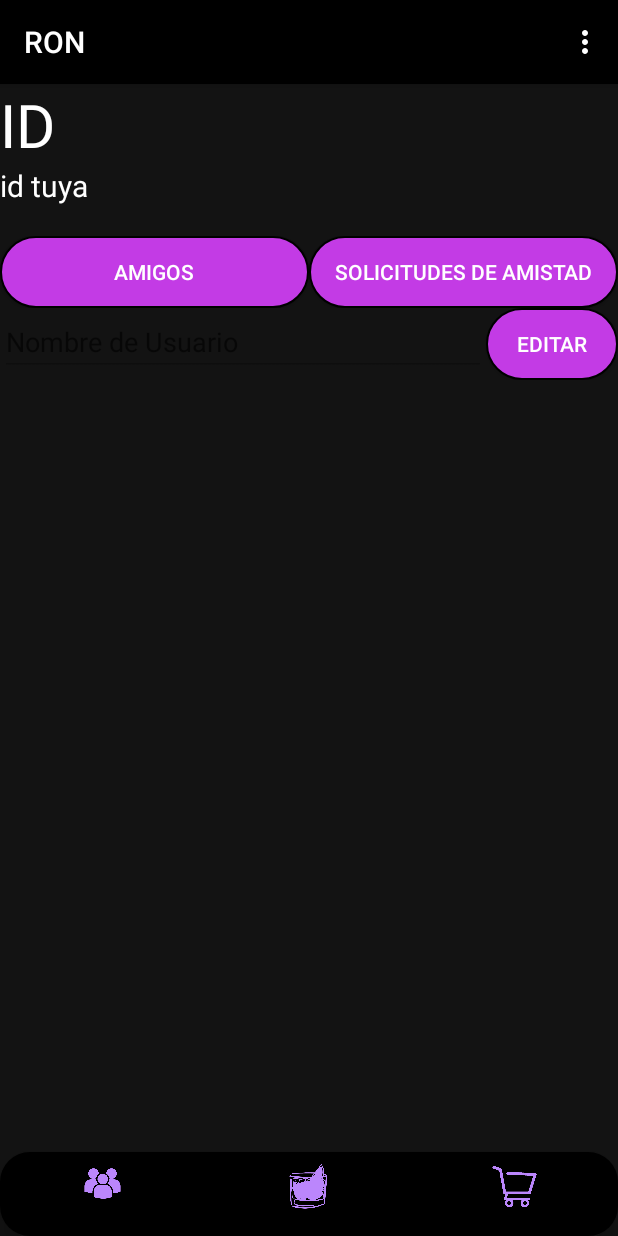
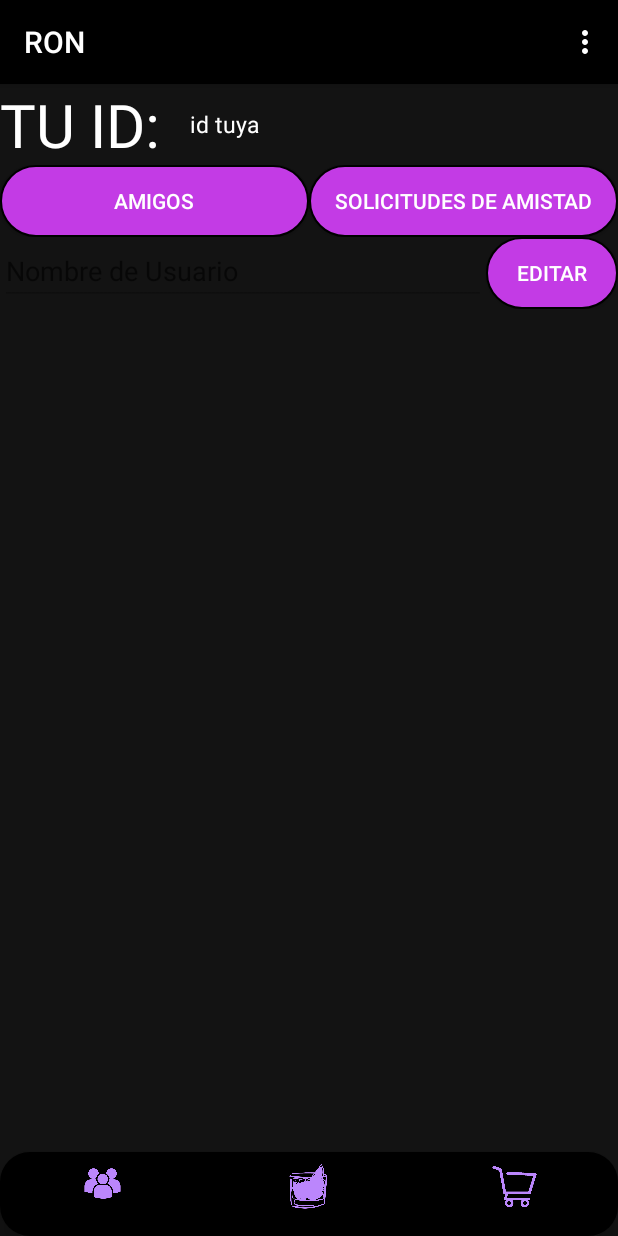
Before and after one commit to Meleagrista/udc-programacion-sistemas-aplicacion, an Android app: the screen it shows after launch once a user with an empty profile is signed in (GamemodeActivity), after a tap on "AMIGOS", on a phone screen of 412 x 824 dp. Run offline under Robolectric (Android 15) with nearby library versions, the phone set to English and light mode, and no system bars; our stand-ins replace Firebase (no records; nobody signed in at launch, a user with empty details on screens opened directly).

Commit message:
Modificaciones en la visualizacion de los amigos y creada una nueva coleccion en la database llamada friends que almacena las amistades

```diff
--- a/codigo/app/src/main/java/com/cainzos/proyectofinal/fragments_friends/ListFriendsFragment.java
+++ b/codigo/app/src/main/java/com/cainzos/proyectofinal/fragments_friends/ListFriendsFragment.java
@@ -20,14 +20,19 @@ import com.google.firebase.firestore.DocumentReference;
 import com.google.firebase.firestore.FirebaseFirestore;
 import com.google.firebase.firestore.QueryDocumentSnapshot;
 
+import java.util.ArrayList;
+import java.util.Collections;
+import java.util.List;
+
 public class ListFriendsFragment extends Fragment {
 
     private EditText editTextName;
-    private Button buttonEditName;
+    private Button buttonEditName, buttonDelete;
     private FirebaseFirestore db;
     private FirebaseAuth mAuth;
     private LinearLayout containerFriends;
     private View rootView;
+    private TextView textView;
 
     @Override
     public View onCreateView(LayoutInflater inflater, ViewGroup container,
@@ -42,6 +47,7 @@ public class ListFriendsFragment extends Fragment {
         editTextName = rootView.findViewById(R.id.editTextName);
         buttonEditName = rootView.findViewById(R.id.editUserName);
         containerFriends = rootView.findViewById(R.id.containerFriends);
+
         editTextName.setEnabled(false);
 
         // Obtener el nombre de usuario de Firestore y establecerlo en el EditText
@@ -70,43 +76,48 @@ public class ListFriendsFragment extends Fragment {
         return rootView;
     }
 
-    // Método para cargar los amigos de un usuario
     private void loadFriends() {
         FirebaseUser currentUser = mAuth.getCurrentUser();
         if (currentUser != null && !mAuth.getCurrentUser().isAnonymous()) {
             String currentUserEmail = currentUser.getEmail();
 
-            db.collection("friend_requests")
-                    .whereEqualTo("status", "accepted")
-                    .whereEqualTo("sender_email", currentUserEmail)
+            db.collection("friends")
+                    .whereEqualTo("friend_1", currentUserEmail)
                     .get()
-                    .addOnSuccessListener(senderQueryDocumentSnapshots -> {
-                        for (QueryDocumentSnapshot senderDocumentSnapshot : senderQueryDocumentSnapshots) {
-                            String receiverEmail = senderDocumentSnapshot.getString("receiver_email");
-                            addFriendToLayout(receiverEmail);
+                    .addOnSuccessListener(queryDocumentSnapshots -> {
+                        for (QueryDocumentSnapshot document : queryDocumentSnapshots) {
+                            String friend2 = document.getString("friend_2");
+
+                            // Asegurarse de que el usuario actual no sea amigo consigo mismo
+                            if (!friend2.equals(currentUserEmail)) {
+                                addFriendToLayout(friend2);
+                            }
                         }
                     })
                     .addOnFailureListener(e -> {
                         Toast.makeText(getActivity(), "Error al cargar los amigos: " + e.getMessage(), Toast.LENGTH_SHORT).show();
                     });
 
-            db.collection("friend_requests")
-                    .whereEqualTo("status", "accepted")
-                    .whereEqualTo("receiver_email", currentUserEmail)
+            db.collection("friends")
+                    .whereEqualTo("friend_2", currentUserEmail)
                     .get()
-                    .addOnSuccessListener(receiverQueryDocumentSnapshots -> {
-                        for (QueryDocumentSnapshot receiverDocumentSnapshot : receiverQueryDocumentSnapshots) {
-                            String senderEmail = receiverDocumentSnapshot.getString("sender_email");
-                            addFriendToLayout(senderEmail);
+                    .addOnSuccessListener(queryDocumentSnapshots -> {
+                        for (QueryDocumentSnapshot document : queryDocumentSnapshots) {
+                            String friend1 = document.getString("friend_1");
 
+                            // Asegurarse de que el usuario actual no sea amigo consigo mismo
+                            if (!friend1.equals(currentUserEmail)) {
+                                addFriendToLayout(friend1);
+                            }
                         }
                     })
                     .addOnFailureListener(e -> {
                         Toast.makeText(getActivity(), "Error al cargar los amigos: " + e.getMessage(), Toast.LENGTH_SHORT).show();
                     });
-        } else if(mAuth.getCurrentUser().isAnonymous()) {
-            Toast.makeText(getActivity(), "Inicia sesion para poder tener amigos", Toast.LENGTH_SHORT).show();
-        }else {
+
+        } else if (mAuth.getCurrentUser().isAnonymous()) {
+            Toast.makeText(getActivity(), "Inicia sesión para poder tener amigos", Toast.LENGTH_SHORT).show();
+        } else {
             Toast.makeText(getActivity(), "Usuario actual nulo", Toast.LENGTH_SHORT).show();
         }
     }
@@ -119,9 +130,52 @@ public class ListFriendsFragment extends Fragment {
                 if (userName == null || userName.isEmpty()) {
                     userName = "Anonymous123";
                 }
-                TextView textView = new TextView(getActivity());
+
+                // Inflar el diseño del amigo
+                View friendView = getLayoutInflater().inflate(R.layout.friend_item, null);
+
+                // Obtener referencias de vistas dentro del diseño inflado
+                textView = friendView.findViewById(R.id.textViewFriendName);
+                buttonDelete = friendView.findViewById(R.id.buttonDelete);
+
+                //Obtenemos el correo del usuario
+                FirebaseUser currentUser = mAuth.getCurrentUser();
+                assert currentUser != null;
+                String currentUserEmail = currentUser.getEmail();
+
+                buttonDelete.setOnClickListener(view -> {
+                    // Crear lista con los correos electrónicos de ambos usuarios
+                    List<String> userEmails = new ArrayList<>();
+                    userEmails.add(currentUserEmail);
+                    userEmails.add(email);
+
+                    db.collection("friends")
+                            .whereIn("friend_1", userEmails)
+                            .whereIn("friend_2", userEmails)
+                            .get()
+                            .addOnSuccessListener(queryDocumentSnapshots -> {
+                                for (QueryDocumentSnapshot document : queryDocumentSnapshots) {
+                                    document.getReference().delete()
+                                            .addOnSuccessListener(aVoid -> {
+                                                // Remove friend from layout
+                                                containerFriends.removeView(friendView);
+                                                Toast.makeText(getActivity(), "Amigo eliminado", Toast.LENGTH_SHORT).show();
+                                            })
+                                            .addOnFailureListener(e -> {
+                                                Toast.makeText(getActivity(), "Error al eliminar amigo: " + e.getMessage(), Toast.LENGTH_SHORT).show();
+                                            });
+                                }
+                            })
+                            .addOnFailureListener(e -> {
+                                Toast.makeText(getActivity(), "Error al cargar los amigos: " + e.getMessage(), Toast.LENGTH_SHORT).show();
+                            });
+                });
+
+                // Configurar los datos
                 textView.setText(userName);
-                containerFriends.addView(textView);
+
+                // Agregar amigo al contenedor
+                containerFriends.addView(friendView);
             }
         });
     }
--- a/codigo/app/src/main/res/layout/fragment_friends.xml
+++ b/codigo/app/src/main/res/layout/fragment_friends.xml
@@ -1,7 +1,8 @@
 <?xml version="1.0" encoding="utf-8"?>
 <RelativeLayout xmlns:android="http://schemas.android.com/apk/res/android"
     android:layout_width="match_parent"
-    android:layout_height="match_parent">
+    android:layout_height="match_parent"
+    xmlns:app="http://schemas.android.com/apk/res-auto">
 
     <!-- TextViews en la parte superior -->
     <Space
@@ -12,27 +13,29 @@
         android:id="@+id/top_layout"
         android:layout_width="match_parent"
         android:layout_height="wrap_content"
-        android:orientation="vertical">
+        android:orientation="horizontal">
 
         <TextView
             android:id="@+id/idHint"
-            android:layout_width="match_parent"
+            android:layout_width="wrap_content"
             android:layout_height="wrap_content"
-            android:text="ID"
-            android:textSize="40dp"
+            android:text="@string/id_text"
+            android:textSize="40sp"
             android:textColor="@color/white"/>
+
+        <Space
+            android:layout_width="20dp"
+            android:layout_height="match_parent"/>
 
         <TextView
             android:id="@+id/idUser"
             android:layout_width="wrap_content"
             android:layout_height="wrap_content"
-            android:text="id tuya"
-            android:textSize="20dp"
+            android:text="@string/show_id"
+            android:layout_gravity="center"
+            android:textSize="15sp"
             android:textColor="@color/white"/>
 
-        <Space
-            android:layout_width="match_parent"
-            android:layout_height="20dp"/>
     </LinearLayout>
 
     <!-- Layout para los botones -->
@@ -50,7 +53,7 @@
             android:layout_weight="1"
             android:background="@drawable/boton_redondo"
             android:textColor="@color/white"
-            android:text="Amigos" />
+            android:text="@string/friends_list_button" />
 
         <Button
             android:id="@+id/pendingList"
@@ -59,7 +62,7 @@
             android:background="@drawable/boton_redondo"
             android:layout_weight="1"
             android:textColor="@color/white"
-            android:text="Solicitudes de Amistad" />
+            android:text="@string/requests_friends_button" />
 
 
     </LinearLayout>
--- a/codigo/app/src/main/res/layout/fragment_shop.xml
+++ b/codigo/app/src/main/res/layout/fragment_room.xml
@@ -3,7 +3,7 @@
     xmlns:tools="http://schemas.android.com/tools"
     android:layout_width="match_parent"
     android:layout_height="match_parent"
-    tools:context=".fragments.ShopFragment">
+    tools:context=".fragments.RoomFragment">
 
     <!-- TODO: Update blank fragment layout -->
     <TextView
--- a/codigo/app/src/main/res/menu/bottom_nav_menu.xml
+++ b/codigo/app/src/main/res/menu/bottom_nav_menu.xml
@@ -9,7 +9,7 @@
         android:title="@string/gamemode_fragment"
         android:icon="@drawable/logo_app"/>
     <item
-        android:id="@+id/shop_item"
+        android:id="@+id/room_item"
         android:title="@string/shop_fragment"
         android:icon="@drawable/perfil_tienda" />
 </menu>
--- a/codigo/app/src/main/res/navigation/nav.xml
+++ b/codigo/app/src/main/res/navigation/nav.xml
@@ -19,7 +19,7 @@
 
     <fragment
         android:id="@+id/fragment3"
-        android:name="com.cainzos.proyectofinal.fragments.ShopFragment"
+        android:name="com.cainzos.proyectofinal.fragments.RoomFragment"
         android:label="Fragment 3"
         tools:layout="@layout/activity_main" />
 
--- a/codigo/app/src/main/res/values/strings.xml
+++ b/codigo/app/src/main/res/values/strings.xml
@@ -28,4 +28,8 @@
     <string name="opciones">OPCIONES</string>
     <string name="ask_numplaters">Indica el número de jugadores</string>
     <string name="choose_dif_text">Selecciona la dificultad</string>
+    <string name="id_text">TU ID: </string>
+    <string name="show_id">id tuya</string>
+    <string name="friends_list_button">Amigos</string>
+    <string name="requests_friends_button">Solicitudes de Amistad</string>
 </resources>
```
Also changed, not shown: codigo/app/src/main/java/com/cainzos/proyectofinal/GamemodeActivity.java (+14 -4 lines), codigo/app/src/main/java/com/cainzos/proyectofinal/fragments/RoomFragment.java (renamed from codigo/app/src/main/java/com/cainzos/proyectofinal/fragments/ShopFragment.java, +6 -6 lines), codigo/app/src/main/java/com/cainzos/proyectofinal/fragments_friends/ListPendingFragment.java (+15 -12 lines), codigo/app/src/main/res/layout/friend_item.xml (added, +30 -0 lines).
